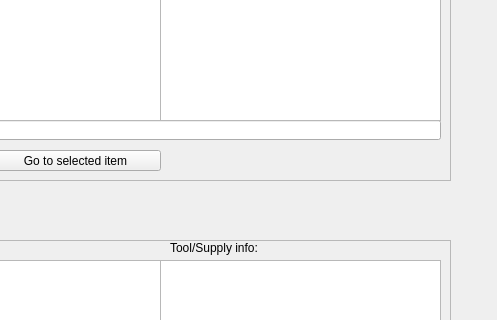
Before: the Qt Designer form pages_ui/search.ui in IncandelaLab/SharedUI, drawn with Qt 5; both pictures show x 600 to 1097 and y 150 to 470 of the 1097 by 705 pixel window.
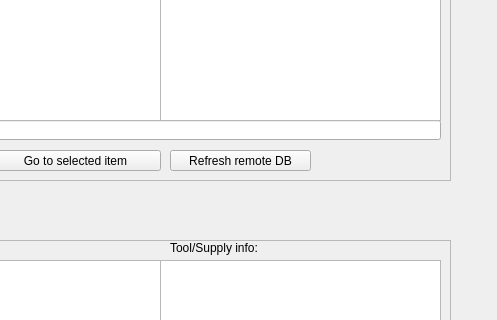
After: the same form once the commit is applied.

Commit message: Search parts from DB on sensor & pcb pre-assembly step

```diff
--- a/pages_ui/search.ui
+++ b/pages_ui/search.ui
@@ -744,6 +744,19 @@
      <string>Part type:</string>
     </property>
    </widget>
+   <widget class="QPushButton" name="pbRefresh">
+    <property name="geometry">
+     <rect>
+      <x>300</x>
+      <y>250</y>
+      <width>141</width>
+      <height>21</height>
+     </rect>
+    </property>
+    <property name="text">
+     <string>Refresh remote DB</string>
+    </property>
+   </widget>
   </widget>
   <widget class="QLabel" name="label_8">
    <property name="geometry">
```
Left out of the diff: 2 changed lines with no effect on the pictures. The commit also changes 16 other files.
